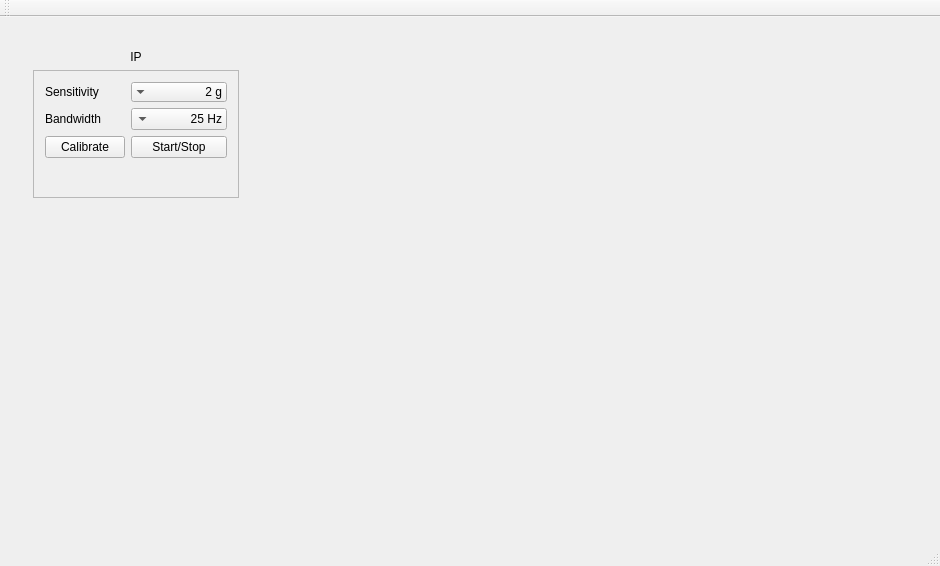
Old version of the form Hitme.ui/forms/hitmemainwindow.ui in the repository Schumbi/HitMe.
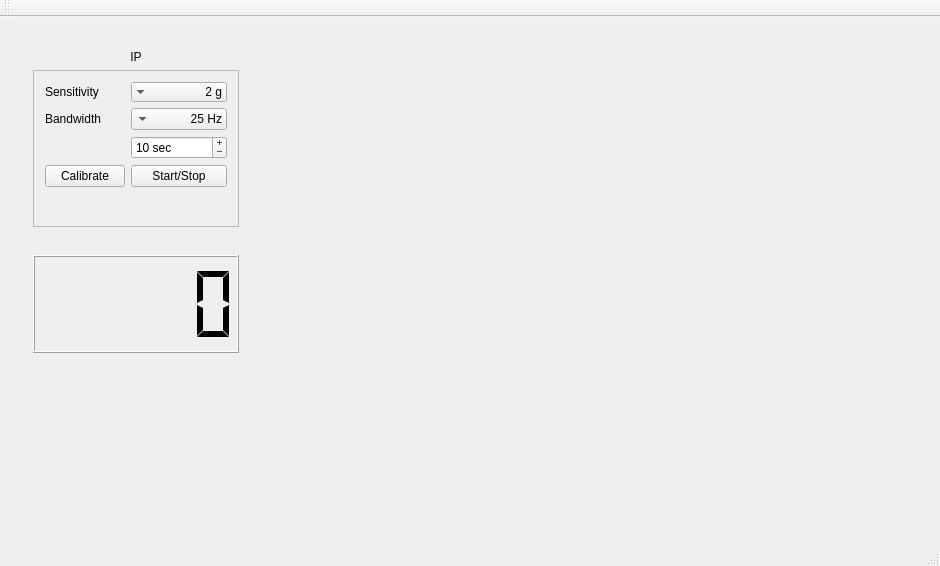
New version of the form.

Commit message: - added max finder - added ui element to change duration of showed data

Patch:
```diff
--- a/Hitme.ui/forms/hitmemainwindow.ui
+++ b/Hitme.ui/forms/hitmemainwindow.ui
@@ -160,6 +160,40 @@
                </property>
               </widget>
              </item>
+             <item row="2" column="1">
+              <widget class="QSpinBox" name="spinBox_duration">
+               <property name="layoutDirection">
+                <enum>Qt::LeftToRight</enum>
+               </property>
+               <property name="frame">
+                <bool>true</bool>
+               </property>
+               <property name="buttonSymbols">
+                <enum>QAbstractSpinBox::PlusMinus</enum>
+               </property>
+               <property name="accelerated">
+                <bool>true</bool>
+               </property>
+               <property name="correctionMode">
+                <enum>QAbstractSpinBox::CorrectToNearestValue</enum>
+               </property>
+               <property name="suffix">
+                <string> sec</string>
+               </property>
+               <property name="prefix">
+                <string/>
+               </property>
+               <property name="minimum">
+                <number>5</number>
+               </property>
+               <property name="maximum">
+                <number>60</number>
+               </property>
+               <property name="value">
+                <number>10</number>
+               </property>
+              </widget>
+             </item>
             </layout>
            </widget>
           </item>
@@ -190,6 +224,27 @@
            <height>120</height>
           </size>
          </property>
+         <layout class="QVBoxLayout" name="verticalLayout_2">
+          <item>
+           <widget class="QLCDNumber" name="lcdNumber_maxForce">
+            <property name="smallDecimalPoint">
+             <bool>false</bool>
+            </property>
+            <property name="mode">
+             <enum>QLCDNumber::Dec</enum>
+            </property>
+            <property name="segmentStyle">
+             <enum>QLCDNumber::Flat</enum>
+            </property>
+            <property name="value" stdset="0">
+             <double>0.000000000000000</double>
+            </property>
+            <property name="intValue" stdset="0">
+             <number>0</number>
+            </property>
+           </widget>
+          </item>
+         </layout>
         </widget>
        </item>
        <item>
```
The commit also changes 10 other files.
